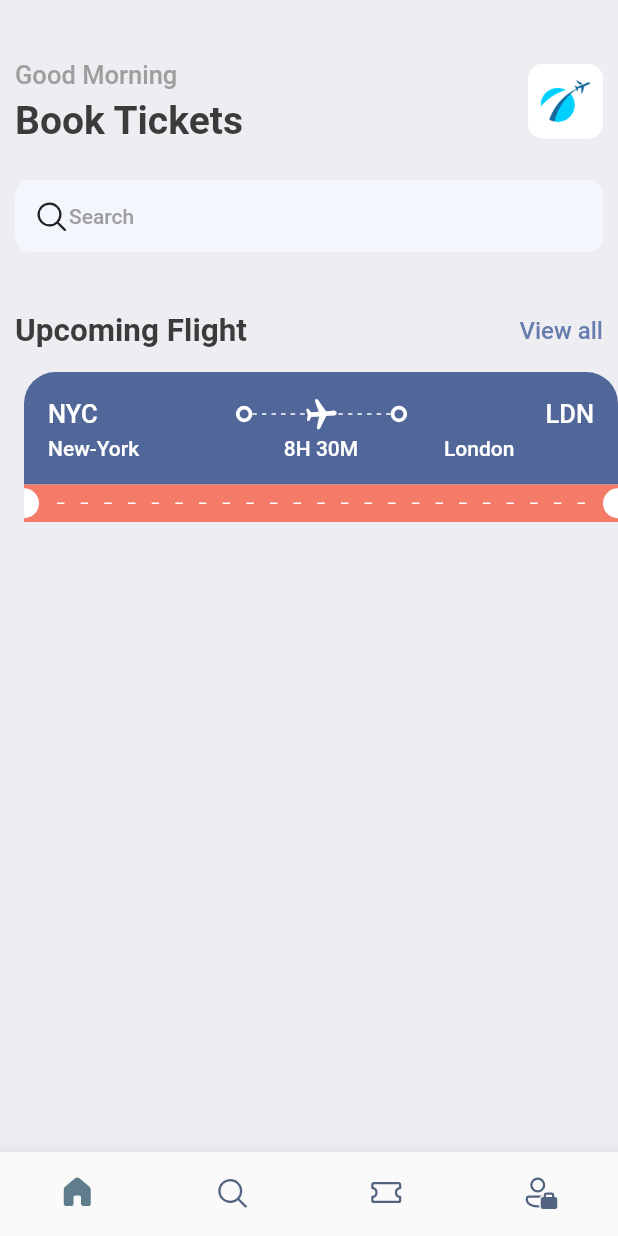
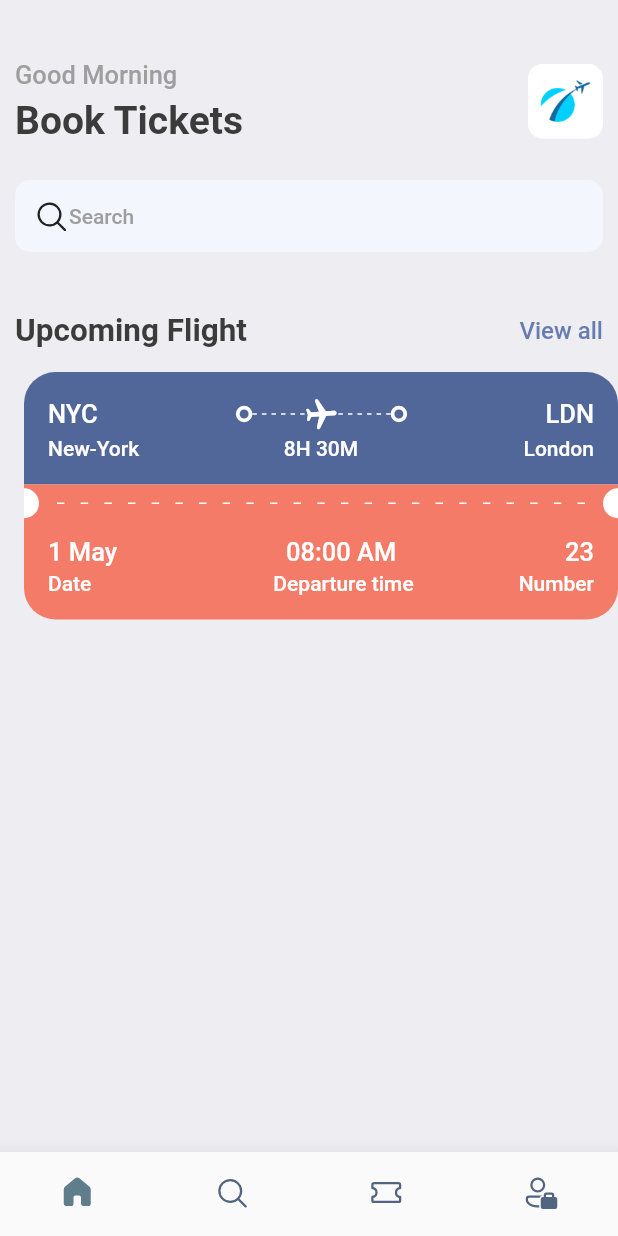
Before and after one commit to its-asaduzzaman/air_ticket_flutter, a Flutter app: the screen it shows after launch, on a phone screen of 412 x 824 dp. Run offline on Flutter 3.47's test engine with Material 2 defaults, Android fonts, the phone set to English and light mode, and no system bars; our stand-ins replace fluentui_icons, gap.

Commit message:
done orange bottom part

```diff
--- a/lib/screens/ticket_view.dart
+++ b/lib/screens/ticket_view.dart
@@ -117,6 +117,7 @@ class TicketView extends StatelessWidget {
                           'London',
                           style: Styles.headLineStyle4
                               .copyWith(color: Colors.white),
+                          textAlign: TextAlign.end,
                         ),
                       ),
                     ],
@@ -186,7 +187,76 @@ class TicketView extends StatelessWidget {
                   )
                 ],
               ),
-            )
+            ),
+            Container(
+              padding: EdgeInsets.only(left: 16,top: 10,right: 16, bottom: 16),
+              decoration: BoxDecoration(
+                color: Styles.orangeColor,
+                borderRadius: BorderRadius.only(
+                  bottomLeft: Radius.circular(21),
+                  bottomRight: Radius.circular(21),
+                ),
+              ),
+              child: Column(
+                children: [
+                  Row(
+                    children: [
+                      Text(
+                        '1 May',
+                        style:
+                            Styles.headLineStyle3.copyWith(color: Colors.white),
+                      ),
+                      const Spacer(),
+                      Text(
+                        '08:00 AM',
+                        style:
+                            Styles.headLineStyle3.copyWith(color: Colors.white),
+                      ),
+                      const Spacer(),
+                      Text(
+                        '23',
+                        style:
+                            Styles.headLineStyle3.copyWith(color: Colors.white),
+                      )
+                    ],
+                  ),
+                  const Gap(3),
+                  Row(
+                    mainAxisAlignment: MainAxisAlignment.spaceBetween,
+                    children: [
+                      SizedBox(
+                        width: 100,
+                        child: Text(
+                          'Date',
+                          style: Styles.headLineStyle4
+                              .copyWith(color: Colors.white),
+                        ),
+                      ),
+                      const Spacer(),
+                      Padding(
+                        padding: const EdgeInsets.only(left: 30),
+                        child: Text(
+                          'Departure time',
+                          style:
+                              Styles.headLineStyle4.copyWith(color: Colors.white),
+
+                        ),
+                      ),
+                      const Spacer(),
+                      SizedBox(
+                        width: 100,
+                        child: Text(
+                          'Number',
+                          style: Styles.headLineStyle4
+                              .copyWith(color: Colors.white),
+                          textAlign: TextAlign.end,
+                        ),
+                      ),
+                    ],
+                  ),
+                ],
+              ),
+            ),
           ],
         ),
       ),
```
